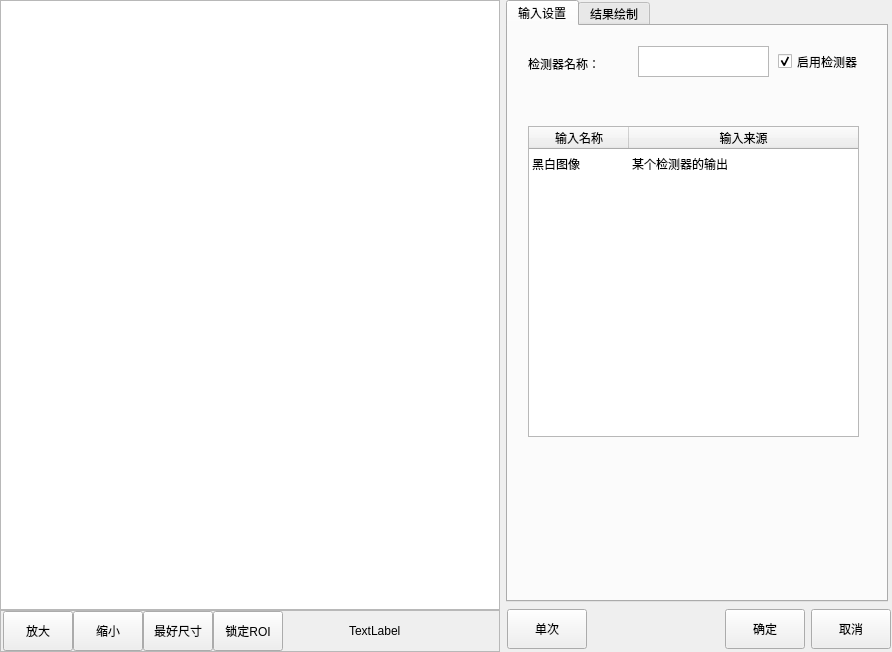
OrangLBlue/QtUI_For_Work, file CMvVisionParamWidget/CMvVisionParamWidget/formFiles/CMvBlackAndWhiteConversionColor.ui: the form before one commit.
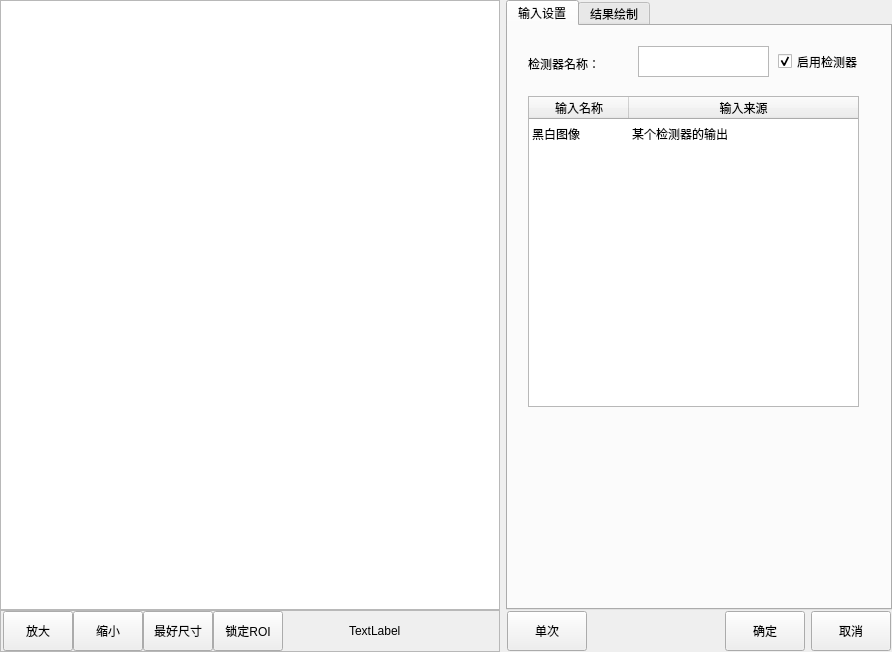
The form after the commit.

Diff of the .ui file:
```diff
--- a/CMvVisionParamWidget/CMvVisionParamWidget/formFiles/CMvBlackAndWhiteConversionColor.ui
+++ b/CMvVisionParamWidget/CMvVisionParamWidget/formFiles/CMvBlackAndWhiteConversionColor.ui
@@ -198,8 +198,14 @@
    </item>
    <item>
     <layout class="QVBoxLayout" name="verticalLayout">
+     <property name="spacing">
+      <number>0</number>
+     </property>
      <item>
       <widget class="QTabWidget" name="tabWidget">
+       <property name="enabled">
+        <bool>true</bool>
+       </property>
        <property name="minimumSize">
         <size>
          <width>382</width>
@@ -208,8 +214,8 @@
        </property>
        <property name="maximumSize">
         <size>
-         <width>380</width>
-         <height>602</height>
+         <width>16777215</width>
+         <height>16777215</height>
         </size>
        </property>
        <property name="currentIndex">
@@ -283,7 +289,7 @@
          <property name="geometry">
           <rect>
            <x>20</x>
-           <y>100</y>
+           <y>70</y>
            <width>331</width>
            <height>311</height>
           </rect>
```
Left out of the diff: 8 changed lines with no effect on the pictures.
